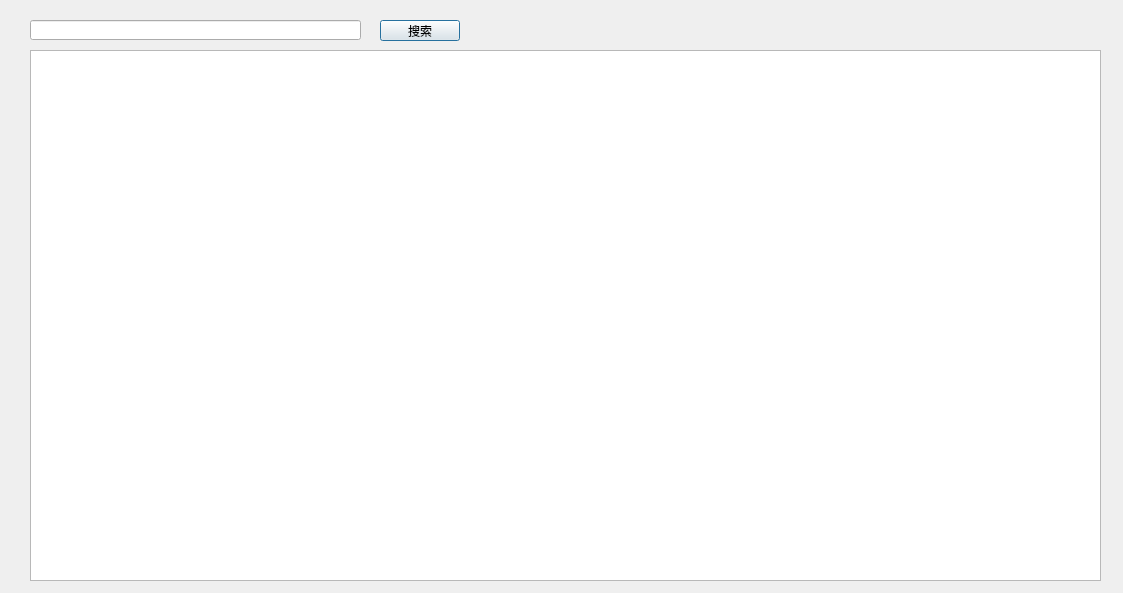
This is mallusermanager.ui in droplazy/Mvision_server as Qt 5 draws it before an edit. The edited form follows.
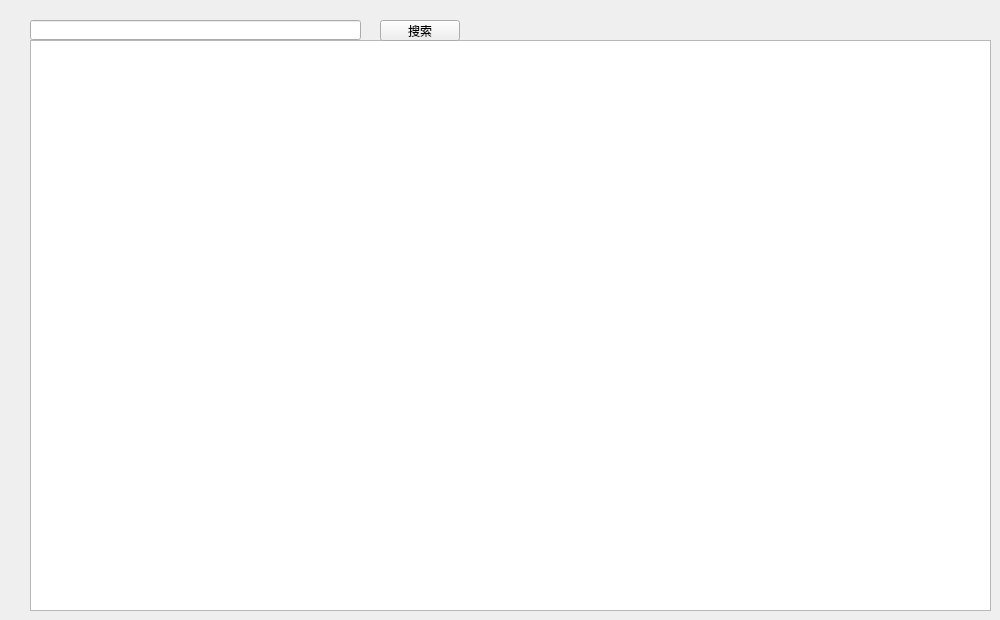
This is the edited form.

Diff of the .ui file:
```diff
--- a/mallusermanager.ui
+++ b/mallusermanager.ui
@@ -1,13 +1,13 @@
 <?xml version="1.0" encoding="UTF-8"?>
 <ui version="4.0">
  <class>mallusermanager</class>
- <widget class="QDialog" name="mallusermanager">
+ <widget class="QWidget" name="mallusermanager">
   <property name="geometry">
    <rect>
     <x>0</x>
     <y>0</y>
-    <width>1123</width>
-    <height>593</height>
+    <width>1000</width>
+    <height>620</height>
    </rect>
   </property>
   <property name="windowTitle">
@@ -17,9 +17,9 @@
    <property name="geometry">
     <rect>
      <x>30</x>
-     <y>50</y>
-     <width>1071</width>
-     <height>531</height>
+     <y>40</y>
+     <width>961</width>
+     <height>571</height>
     </rect>
    </property>
   </widget>
```
